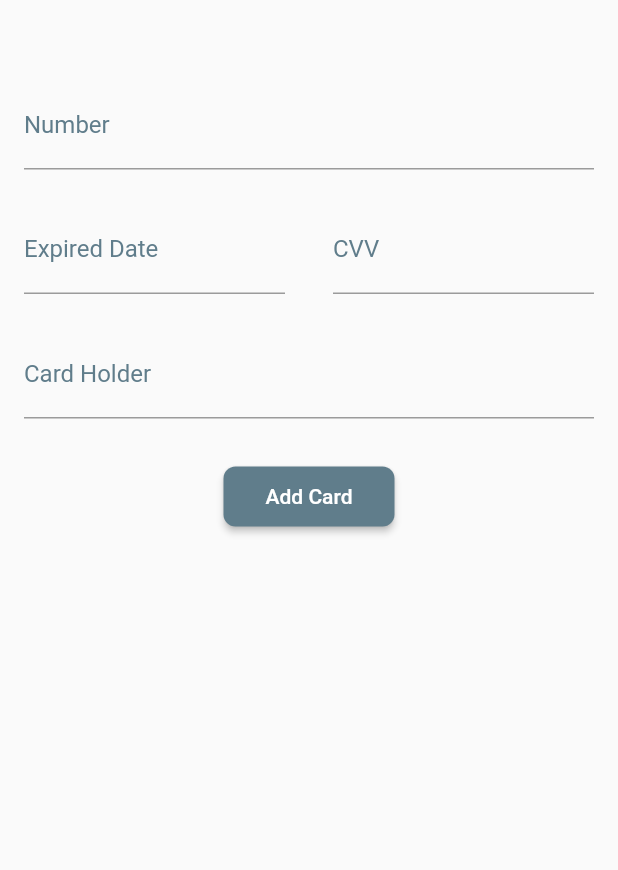
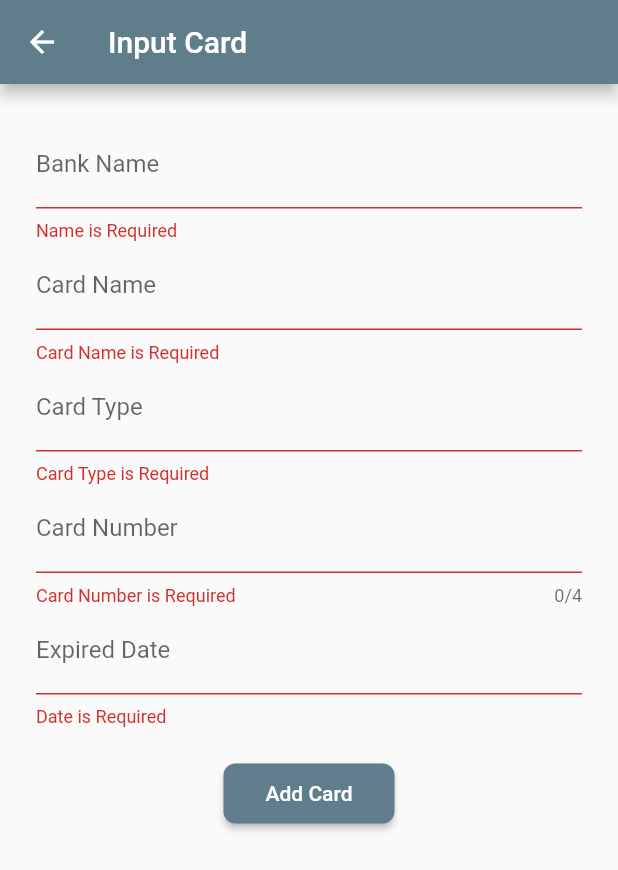
Before and after one commit to Sridharan75/Flutter, a Flutter app: the AddCardPage screen opened directly, after a tap on "Add Card", on a phone screen of 412 x 824 dp. Shown: the top 870 px of the screen. Run offline on Flutter 3.47's test engine with Material 2 defaults, Android fonts, the phone set to English and light mode, and no system bars; drawn by our look-alikes of flutter_credit_card.

Commit message:
Credit_Card_manager

```diff
--- a/lib/bottomNavigationBarItems/AddCardPage.dart
+++ b/lib/bottomNavigationBarItems/AddCardPage.dart
@@ -1,87 +1,89 @@
-import 'package:flutter/cupertino.dart';
 import 'package:flutter/material.dart';
-import 'package:flutter_credit_card/credit_card_brand.dart';
-import 'package:flutter_credit_card/credit_card_form.dart';
-import 'package:flutter_credit_card/credit_card_model.dart';
 import 'package:flutter_credit_card/flutter_credit_card.dart';
 
 class AddCardPage extends StatelessWidget {
-  AddCardPage({Key? key}) : super(key: key);
-  String cardNumber = '';
-  String expiryDate = '';
-  String cardHolderName = '';
-  String cvvCode = '';
-  bool isCvvFocused = false;
-  bool useGlassMorphism = false;
-  bool useBackgroundImage = false;
-  OutlineInputBorder? border;
-  final GlobalKey<FormState> formKey = GlobalKey<FormState>();
+  late String _bName;
+  late String _cName;
+  late String _cNum;
+  late String _exMY;
+  late String _cType;
+
+
+  final GlobalKey<FormState> _formkey = GlobalKey<FormState>();
 
   @override
   Widget build(BuildContext context) {
     return Scaffold(
-      resizeToAvoidBottomInset: false,
-      body: SafeArea(
+      appBar: AppBar(title: const Text("Input Card")),
+      body: Container(
+        margin: const EdgeInsets.all(24),
+        child: Form(
+          key: _formkey,
           child: Column(
             children: <Widget>[
-            const SizedBox(
-              height: 30,
+              TextFormField(
+                decoration: const InputDecoration(labelText: 'Bank Name'),
+                validator: (value) {
+                  if (value!.isEmpty) {
+                    return 'Name is Required';
+                  }
+                },
+                onSaved: (value) {
+                  _bName = value!;
+                },
               ),
-            Expanded(
-              child: SingleChildScrollView(
-                child: Column(
-                  children: <Widget>[
-                    CreditCardForm(
-                      formKey: formKey,
-                      obscureCvv: true,
-                      obscureNumber: true,
-                      cardNumber: cardNumber,
-                      cvvCode: cvvCode,
-                      isHolderNameVisible: true,
-                      isCardNumberVisible: true,
-                      isExpiryDateVisible: true,
-                      cardHolderName: cardHolderName,
-                      expiryDate: expiryDate,
-                      themeColor: Colors.blueGrey,
-                      textColor: Colors.blueGrey,
-                      cardNumberDecoration: InputDecoration(
-                        labelText: 'Number',
-                        hintText: 'XXXX XXXX XXXX XXXX',
-                        hintStyle: const TextStyle(color: Colors.blueGrey),
-                        labelStyle: const TextStyle(color: Colors.blueGrey),
-                        focusedBorder: border,
-                        enabledBorder: border,
-                      ),
-                      expiryDateDecoration: InputDecoration(
-                        hintStyle: const TextStyle(color: Colors.blueGrey),
-                        labelStyle: const TextStyle(color: Colors.blueGrey),
-                        focusedBorder: border,
-                        enabledBorder: border,
-                        labelText: 'Expired Date',
-                        hintText: 'XX/XX',
-                      ),
-                      cvvCodeDecoration: InputDecoration(
-                        hintStyle: const TextStyle(color: Colors.blueGrey),
-                        labelStyle: const TextStyle(color: Colors.blueGrey),
-                        focusedBorder: border,
-                        enabledBorder: border,
-                        labelText: 'CVV',
-                        hintText: 'XXX',
-                      ),
-                      cardHolderDecoration: InputDecoration(
-                        hintStyle: const TextStyle(color: Colors.blueGrey),
-                        labelStyle: const TextStyle(color: Colors.blueGrey),
-                        focusedBorder: border,
-                        enabledBorder: border,
-                        labelText: 'Card Holder',
-                      ),
-                      onCreditCardModelChange: onCreditCardModelChange,
+              TextFormField(
+                decoration: const InputDecoration(labelText: 'Card Name',hintText: 'A custom name to identify your card.'),
+                validator: (value) {
+                  if (value!.isEmpty) {
+                    return 'Card Name is Required';
+                  }
+                },
+                onSaved: (value) {
+                  _cName = value!;
+                },
               ),
 
-                    const SizedBox(
-                      height: 20,
+              TextFormField(
+                decoration: const InputDecoration(labelText: 'Card Type',hintText: 'VISA/Master/American Express'),
+                validator: (value) {
+                  if (value!.isEmpty) {
+                    return 'Card Type is Required';
+                  }
+                },
+                onSaved: (value) {
+                  _cType = value!;
+                },
               ),
 
+              TextFormField(
+                decoration: const InputDecoration(labelText: 'Card Number',hintText: 'Last 4 digit of Card Number'),
+                keyboardType: TextInputType.number,
+                maxLength: 4,
+                validator: (value) {
+                  if (value!.isEmpty) {
+                    return 'Card Number is Required';
+                  }
+                },
+                onSaved: (value) {
+                  _cNum = value!;
+                },
+              ),
+
+              TextFormField(
+                decoration: const InputDecoration(labelText: 'Expired Date',hintText: 'MM:YY'),
+                keyboardType: TextInputType.datetime,
+                validator: (value) {
+                  if (value!.isEmpty) {
+                    return 'Date is Required';
+                  }
+                },
+                onSaved: (value) {
+                  _exMY = value!;
+                },
+              ),
+
+              const SizedBox(height: 20),
               ElevatedButton(
                 style: ElevatedButton.styleFrom(
                   shape: RoundedRectangleBorder(
@@ -100,31 +102,27 @@ class AddCardPage extends StatelessWidget {
                   ),
                 ),
                 onPressed: () {
-                        if (formKey.currentState!.validate()) {
+                  if (!_formkey.currentState!.validate()) {
                     print('valid!');
                   } else {
                     print('invalid!');
                   }
                 },
+                // onPressed: () {
+                //   if(!_formkey.currentState!.validate()){
+                //     return;
+                //   }
+                //
+                //   _formkey.currentState!.save();
+                //
+                //   // Add button ekeng Output eka kohedha yanda oni kiyala methana dhanna.
+                //
+                // },
               ),
             ],
           ),
         ),
       ),
-          ],
-        ),
-      ),
     );
   }
-  void onCreditCardModelChange(CreditCardModel? creditCardModel) {
-    setState(() {
-      cardNumber = creditCardModel!.cardNumber;
-      expiryDate = creditCardModel.expiryDate;
-      cardHolderName = creditCardModel.cardHolderName;
-      cvvCode = creditCardModel.cvvCode;
-      isCvvFocused = creditCardModel.isCvvFocused;
-    });
 }
-
-  void setState(Null Function() param0) {}
-}
--- a/lib/bottomNavigationBarItems/SummaryPage.dart
+++ b/lib/bottomNavigationBarItems/SummaryPage.dart
@@ -1,4 +1,3 @@
-import 'package:flutter/cupertino.dart';
 import 'package:flutter/material.dart';
 
 class SummaryPage extends StatelessWidget {
--- a/lib/main.dart
+++ b/lib/main.dart
@@ -22,6 +22,7 @@ class MyApp extends StatelessWidget {
         primarySwatch: Colors.blueGrey,
       ),
       home: const Dashboard(),
+      debugShowCheckedModeBanner: false,
     );
   }
 }
```
Also changed, not shown: lib/bottomNavigationBarItems/AddTransactionPage.dart (+125 -29 lines), lib/tabBar/addcardtrans.dart (+1 -27 lines), lib/tabBar/transaction.dart (+2 -5 lines). Lines whose indentation alone changed are shown as unchanged.
